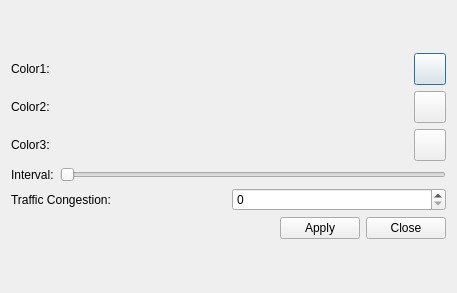
Before: the Qt Designer form settingform.ui in VladosYetti/CourseWork-TrafficLights-KNT-119, drawn with Qt 5.
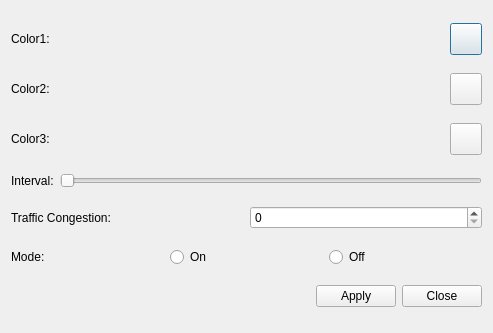
After: the same form once the commit is applied.

The edit to the form file:
```diff
--- a/settingform.ui
+++ b/settingform.ui
@@ -6,18 +6,16 @@
    <rect>
     <x>0</x>
     <y>0</y>
-    <width>457</width>
-    <height>293</height>
+    <width>493</width>
+    <height>333</height>
    </rect>
   </property>
   <property name="windowTitle">
    <string>Dialog</string>
   </property>
-  <layout class="QVBoxLayout" name="verticalLayout_2">
-   <item>
     <layout class="QVBoxLayout" name="verticalLayout">
      <item>
-      <layout class="QHBoxLayout" name="horizontalLayout">
+    <layout class="QHBoxLayout" name="horizontalLayout_6">
        <item>
         <widget class="QLabel" name="Color1">
          <property name="text">
@@ -47,7 +45,7 @@
       </layout>
      </item>
      <item>
-      <layout class="QHBoxLayout" name="horizontalLayout_2">
+    <layout class="QHBoxLayout" name="horizontalLayout_5">
        <item>
         <widget class="QLabel" name="Color2">
          <property name="text">
@@ -77,7 +75,7 @@
       </layout>
      </item>
      <item>
-      <layout class="QHBoxLayout" name="horizontalLayout_3">
+    <layout class="QHBoxLayout" name="horizontalLayout_4">
        <item>
         <widget class="QLabel" name="Color3">
          <property name="text">
@@ -107,7 +105,7 @@
       </layout>
      </item>
      <item>
-      <layout class="QHBoxLayout" name="horizontalLayout_4">
+    <layout class="QHBoxLayout" name="horizontalLayout_3">
        <item>
         <widget class="QLabel" name="interval">
          <property name="text">
@@ -125,7 +123,7 @@
       </layout>
      </item>
      <item>
-      <layout class="QHBoxLayout" name="horizontalLayout_5">
+    <layout class="QHBoxLayout" name="horizontalLayout_2">
        <item>
         <widget class="QLabel" name="Traffic">
          <property name="text">
@@ -139,7 +137,32 @@
       </layout>
      </item>
      <item>
-      <layout class="QHBoxLayout" name="horizontalLayout_6">
+    <layout class="QHBoxLayout" name="horizontalLayout">
+     <item>
+      <widget class="QLabel" name="mode">
+       <property name="text">
+        <string>Mode:</string>
+       </property>
+      </widget>
+     </item>
+     <item>
+      <widget class="QRadioButton" name="on">
+       <property name="text">
+        <string>On</string>
+       </property>
+      </widget>
+     </item>
+     <item>
+      <widget class="QRadioButton" name="off">
+       <property name="text">
+        <string>Off</string>
+       </property>
+      </widget>
+     </item>
+    </layout>
+   </item>
+   <item>
+    <layout class="QHBoxLayout" name="horizontalLayout_7">
        <item>
         <spacer name="horizontalSpacer">
          <property name="orientation">
@@ -166,8 +189,6 @@
           <string>Close</string>
          </property>
         </widget>
-       </item>
-      </layout>
      </item>
     </layout>
    </item>
```
Lines whose indentation alone changed are shown as unchanged.
